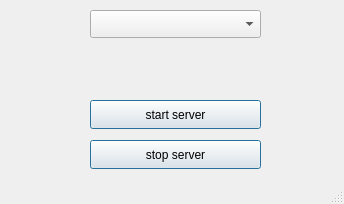
The window that Server/serverwindow.ui (kertalit/armo-test) describes before a commit, drawn with Qt 5.
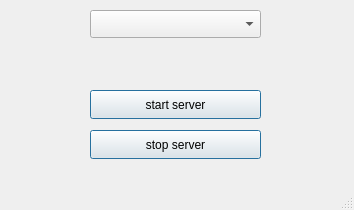
The same window after the commit.

The edit to the form file:
```diff
--- a/Server/serverwindow.ui
+++ b/Server/serverwindow.ui
@@ -6,8 +6,8 @@
    <rect>
     <x>0</x>
     <y>0</y>
-    <width>344</width>
-    <height>204</height>
+    <width>354</width>
+    <height>210</height>
    </rect>
   </property>
   <property name="sizePolicy">
@@ -24,7 +24,7 @@
     <property name="geometry">
      <rect>
       <x>90</x>
-      <y>100</y>
+      <y>90</y>
       <width>171</width>
       <height>29</height>
      </rect>
@@ -40,7 +40,7 @@
     <property name="geometry">
      <rect>
       <x>90</x>
-      <y>140</y>
+      <y>130</y>
       <width>171</width>
       <height>29</height>
      </rect>
@@ -74,9 +74,9 @@
     </property>
     <property name="geometry">
      <rect>
-      <x>60</x>
+      <x>50</x>
       <y>50</y>
-      <width>261</width>
+      <width>281</width>
       <height>28</height>
      </rect>
     </property>
@@ -96,7 +96,10 @@
      <bool>false</bool>
     </property>
     <property name="alignment">
-     <set>Qt::AlignCenter</set>
+     <set>Qt::AlignLeading|Qt::AlignLeft|Qt::AlignVCenter</set>
+    </property>
+    <property name="tabletTracking" stdset="0">
+     <bool>false</bool>
     </property>
    </widget>
   </widget>
```
Left out of the diff: 3 changed lines with no effect on the pictures.
